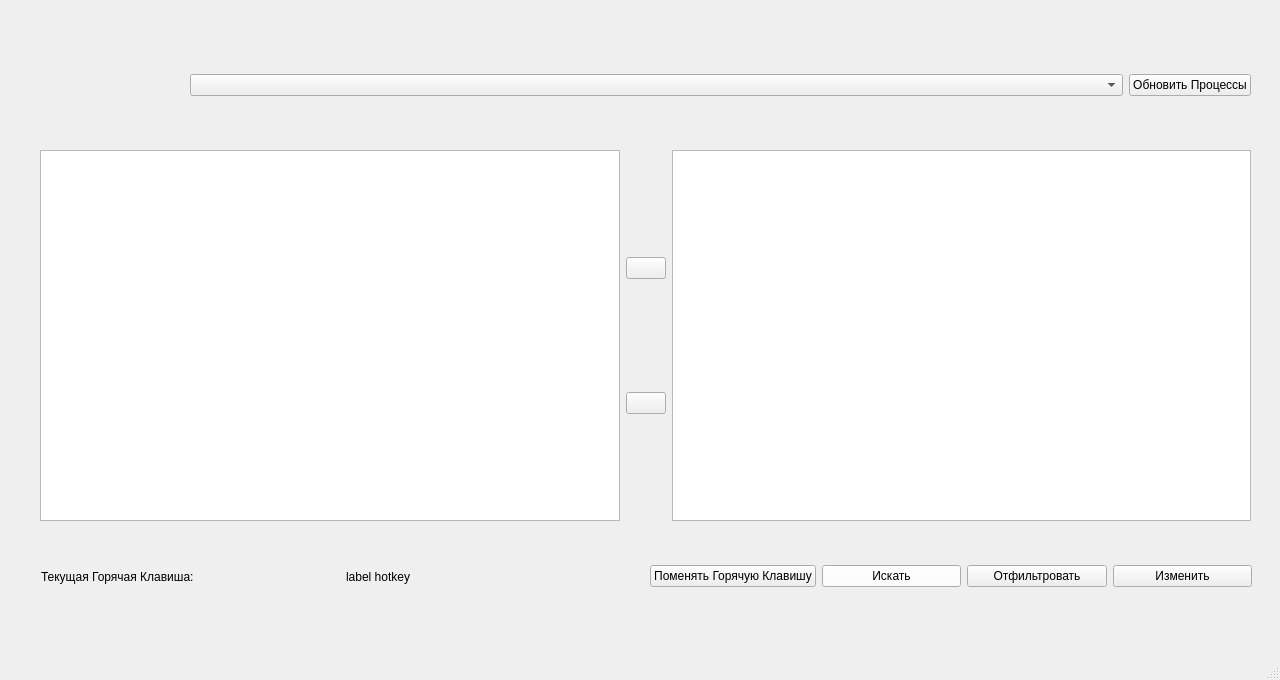
Qt form mainwindow.ui (Kioma-dt/ArtEngine) before a commit.
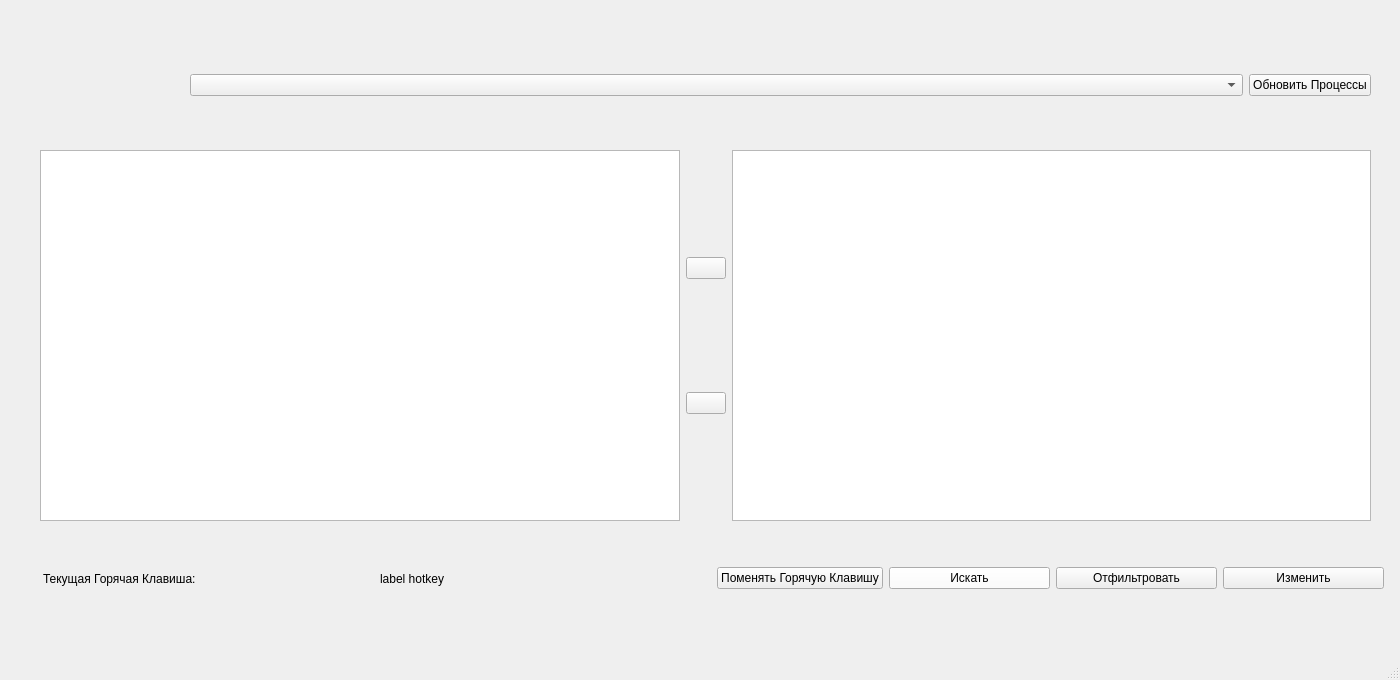
The same form after that commit. Icons and pictures are not drawn.

Diff of the .ui file:
```diff
--- a/mainwindow.ui
+++ b/mainwindow.ui
@@ -6,7 +6,7 @@
    <rect>
     <x>0</x>
     <y>0</y>
-    <width>1280</width>
+    <width>1400</width>
     <height>680</height>
    </rect>
   </property>
@@ -36,12 +36,12 @@
      <bool>true</bool>
     </property>
    </widget>
-   <widget class="QWidget" name="">
+   <widget class="QWidget" name="layoutWidget">
     <property name="geometry">
      <rect>
       <x>40</x>
       <y>150</y>
-      <width>1211</width>
+      <width>1331</width>
       <height>371</height>
      </rect>
     </property>
@@ -72,12 +72,12 @@
      </item>
     </layout>
    </widget>
-   <widget class="QWidget" name="">
+   <widget class="QWidget" name="layoutWidget">
     <property name="geometry">
      <rect>
       <x>190</x>
       <y>30</y>
-      <width>1061</width>
+      <width>1181</width>
       <height>111</height>
      </rect>
     </property>
@@ -94,12 +94,12 @@
      </item>
     </layout>
    </widget>
-   <widget class="QWidget" name="">
+   <widget class="QWidget" name="layoutWidget">
     <property name="geometry">
      <rect>
-      <x>41</x>
-      <y>541</y>
-      <width>1211</width>
+      <x>43</x>
+      <y>543</y>
+      <width>1341</width>
       <height>71</height>
      </rect>
     </property>
```
Left out of the diff: 2 changed lines with no effect on the pictures.
